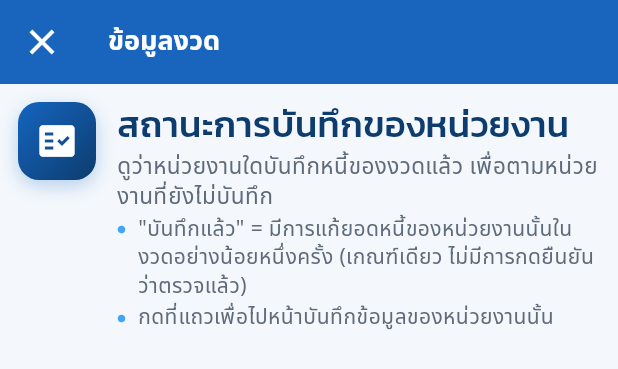
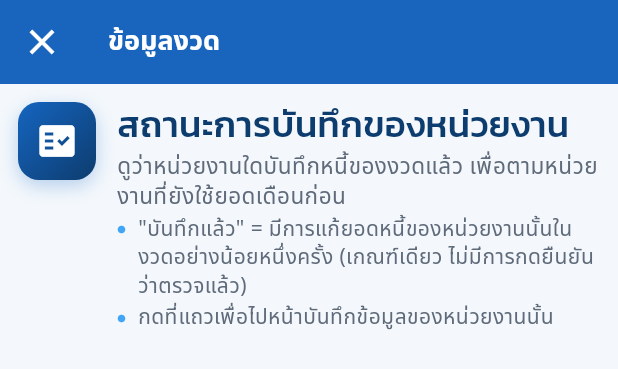
Before and after one commit to suchat-kl/dpay_web, a Flutter app: the DivStatusScreen widget shown alone on an empty page, opened directly with empty values, on a phone screen of 412 x 824 dp. Shown: the top 369 px of the screen. Run offline on Flutter 3.47's test engine with Material 3 defaults, Android fonts, the phone set to English and light mode, and no system bars; our stand-ins replace dio, flutter_secure_storage; missing offline and left inert: universal_html; accounts and stored records are empty; network calls fail.

Commit message:
feat(div-status): เปลี่ยนป้าย "ยังไม่บันทึก" เป็น "ใช้ยอดเดือนก่อน"
- ป้ายสถานะ ตัวกรอง ปุ่มคัดลอกรายชื่อ ข้อความที่คัดลอก และคำอธิบายเกณฑ์ ใช้คำเดียวกัน
  (หน่วยงานที่ยังไม่แก้ยอดในงวด = ใช้ยอดที่ยกมาจากเดือนก่อนตอนเตรียมงวด)
- ขยายคอลัมน์สถานะ ให้ป้ายอยู่บรรทัดเดียวที่ความกว้างตารางต่ำสุด

Co-Authored-By: Claude Opus 5.5 <noreply@anthropic.com>

```diff
--- a/lib/screens/div_status_screen.dart
+++ b/lib/screens/div_status_screen.dart
@@ -14,15 +14,15 @@ import '../widgets/work_parts.dart';
 import 'debt_entry_screen.dart';
 import 'period_jobs_screen.dart';
 
-/// สถานะการบันทึกของหน่วยงาน (ACCOUNT) — ใช้ตามหน่วยงานที่ยังไม่บันทึกหนี้ของงวด
+/// สถานะการบันทึกของหน่วยงาน (ACCOUNT) — ใช้ตามหน่วยงานที่ยังใช้ยอดเดือนก่อน (ยังไม่แก้ยอดในงวดนี้)
 ///
 /// `GET /api/debts/div-status?month=&year=` → สรุป (`summary`) + รายหน่วยงาน (`items`)
 /// - การ์ดสรุปพร้อมแถบความคืบหน้า ตัวกรองสถานะ / ส่วนกลาง-ภูมิภาค / ค้นรหัสหรือชื่อ
 /// - ตารางเรียงตามลำดับหน่วยงาน กดหัวคอลัมน์เรียงได้ แบ่งหน้าฝั่งหน้าเว็บ (5/10/15/20)
 ///   กดแถวไปหน้า "บันทึกข้อมูล" ของหน่วยงานและงวดนั้น
-/// - "คัดลอกรายชื่อหน่วยงานที่ยังไม่บันทึก" (รหัส + ชื่อ ลงคลิปบอร์ด — ไม่มีข้อมูลบุคคล)
+/// - "คัดลอกรายชื่อหน่วยงานที่ใช้ยอดเดือนก่อน" (รหัส + ชื่อ ลงคลิปบอร์ด — ไม่มีข้อมูลบุคคล)
 /// - `audit_available` เท็จ (งวดก่อนมีระบบใหม่ ไม่มีประวัติการแก้ไข): แจ้งว่าบอกสถานะไม่ได้
-///   และ**ไม่แสดงป้าย "ยังไม่บันทึก"** ให้เข้าใจผิด
+///   และ**ไม่แสดงป้าย "ใช้ยอดเดือนก่อน"** ให้เข้าใจผิด
 /// - `period_ready` เท็จ: แถบแจ้งพร้อมปุ่มไปหน้าเตรียมงวด · รายการ `div` ว่าง = "ไม่ระบุหน่วยงาน" (กดไม่ได้)
 ///   `div_order` เป็นข้อความ/null (null เรียงต่อท้าย) · งวดไม่มีรายการ = ตารางว่าง สรุปเป็นศูนย์
 /// - backend ยังไม่มีเส้นนี้ (404): แสดงข้อความว่ายังใช้ไม่ได้ ไม่พัง
@@ -50,8 +50,10 @@ class DivStatusScreen extends StatefulWidget {
       ValueKey('div-status-region-$value');
 
   static const String editedLabel = 'บันทึกแล้ว';
-  static const String notEditedLabel = 'ยังไม่บันทึก';
-  static const String copyLabel = 'คัดลอกรายชื่อหน่วยงานที่ยังไม่บันทึก';
+
+  /// ยังไม่แก้ยอดในงวดนี้ = ยอดที่ยกมาจากเดือนก่อนตอนเตรียมงวด
+  static const String notEditedLabel = 'ใช้ยอดเดือนก่อน';
+  static const String copyLabel = 'คัดลอกรายชื่อหน่วยงานที่ใช้ยอดเดือนก่อน';
   static const String noAuditText =
       'งวดนี้ไม่มีประวัติการแก้ไขในระบบใหม่ จึงบอกไม่ได้ว่าหน่วยงานใดบันทึกแล้ว';
   static const String unavailableText =
@@ -60,7 +62,7 @@ class DivStatusScreen extends StatefulWidget {
   static const String noRowsText = 'งวดนี้ไม่มีรายการหนี้';
   static const String noDivName = 'ไม่ระบุหน่วยงาน';
   static const String criteriaText =
-      'ยังไม่บันทึก หมายถึงยังไม่มีการแก้ยอดในงวดนี้ รวมหน่วยงานที่ไม่มีรายการต้องแก้';
+      'ใช้ยอดเดือนก่อน หมายถึงยังไม่มีการแก้ยอดในงวดนี้ ยอดหนี้เป็นยอดที่ยกมาจากเดือนก่อน รวมหน่วยงานที่ไม่มีรายการต้องแก้';
   static const String notReadyText =
       'การเตรียมข้อมูลงวดยังไม่เสร็จหรือไม่สำเร็จ รายการที่เห็นอาจไม่ครบ และหน่วยงานยังแก้ยอดไม่ได้จนกว่าจะเตรียมงวดใหม่สำเร็จ';
   static const String goPrepareLabel = 'ไปหน้าเตรียมข้อมูลงวด';
@@ -231,7 +233,7 @@ class _DivStatusScreenState extends State<DivStatusScreen> {
     await Clipboard.setData(
       ClipboardData(
         text:
-            'หน่วยงานที่ยังไม่บันทึกหนี้ งวด $label (${rows.length} หน่วยงาน)\n'
+            'หน่วยงานที่ใช้ยอดเดือนก่อน งวด $label (${rows.length} หน่วยงาน)\n'
             '${rows.map((r) => '${r['div']} ${r['divname'] ?? ''}'.trim()).join('\n')}',
       ),
     );
@@ -438,12 +440,13 @@ class _DivStatusScreenState extends State<DivStatusScreen> {
           _cell(countText(r['e']), right: true),
           _cell(countText(r['rows_with_debt']), right: true),
           Expanded(
-            flex: 3,
+            // ป้าย "ใช้ยอดเดือนก่อน" ต้องอยู่บรรทัดเดียวที่ความกว้างตารางต่ำสุด
+            flex: 4,
             child: Padding(
               padding: const EdgeInsets.symmetric(horizontal: 6),
               child: Align(
                 alignment: Alignment.centerLeft,
-                // ไม่มีประวัติการแก้ไข: ไม่บอกสถานะ (ไม่ขึ้น "ยังไม่บันทึก" ให้เข้าใจผิด)
+                // ไม่มีประวัติการแก้ไข: ไม่บอกสถานะ (ไม่ขึ้น "ใช้ยอดเดือนก่อน" ให้เข้าใจผิด)
                 child: !_audit
                     ? Text(
                         '-',
@@ -499,7 +502,7 @@ class _DivStatusScreenState extends State<DivStatusScreen> {
                 _head('ข้าราชการ', 'g', right: true),
                 _head('ลูกจ้างประจำ', 'e', right: true),
                 _head('มียอดหนี้', 'rows_with_debt', right: true),
-                _head('สถานะ', 'edited', flex: 3),
+                _head('สถานะ', 'edited', flex: 4),
                 _head('แก้ (ครั้ง)', 'edits', right: true),
                 _head('แก้ล่าสุดเมื่อ', 'last_edit_at', flex: 5),
                 _head('โดยบัญชี', 'last_edit_by'),
@@ -536,7 +539,7 @@ class _DivStatusScreenState extends State<DivStatusScreen> {
           icon: DivStatusScreen.menuIcon,
           title: DivStatusScreen.menuTitle,
           subtitle:
-              'ดูว่าหน่วยงานใดบันทึกหนี้ของงวดแล้ว เพื่อตามหน่วยงานที่ยังไม่บันทึก',
+              'ดูว่าหน่วยงานใดบันทึกหนี้ของงวดแล้ว เพื่อตามหน่วยงานที่ยังใช้ยอดเดือนก่อน',
           bullets: [
             '"บันทึกแล้ว" = มีการแก้ยอดหนี้ของหน่วยงานนั้นในงวดอย่างน้อยหนึ่งครั้ง (เกณฑ์เดียว ไม่มีการกดยืนยันว่าตรวจแล้ว)',
             'กดที่แถวเพื่อไปหน้าบันทึกข้อมูลของหน่วยงานนั้น',
```
Also changed, not shown: 1 other file.
